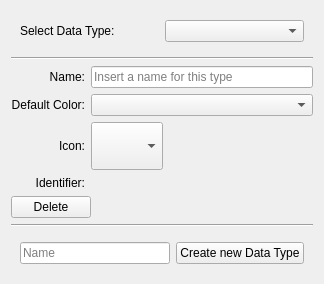
Qt form src/Interface/DataTypePage.ui (KDE/rocs) before a commit.
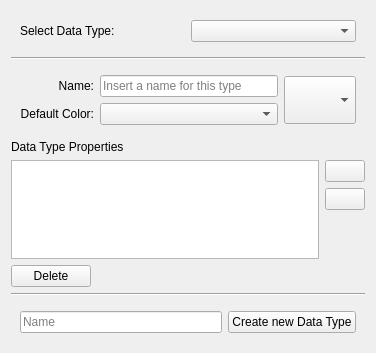
The same form after that commit. Custom widgets are drawn as their Qt base class.

Commit message: Add UI to control data type properties.

Diff of the .ui file:
```diff
--- a/src/Interface/DataTypePage.ui
+++ b/src/Interface/DataTypePage.ui
@@ -6,8 +6,8 @@
    <rect>
     <x>0</x>
     <y>0</y>
-    <width>324</width>
-    <height>271</height>
+    <width>376</width>
+    <height>353</height>
    </rect>
   </property>
   <layout class="QVBoxLayout" name="verticalLayout">
@@ -41,57 +41,21 @@
     </widget>
    </item>
    <item>
+    <widget class="QWidget" name="horizontalWidget" native="true">
+     <property name="minimumSize">
+      <size>
+       <width>0</width>
+       <height>0</height>
+      </size>
+     </property>
+     <layout class="QHBoxLayout" name="horizontalLayout">
+      <item>
     <layout class="QGridLayout" name="gridLayout_3">
      <property name="sizeConstraint">
       <enum>QLayout::SetDefaultConstraint</enum>
      </property>
-     <item row="3" column="1">
-      <widget class="KComboBox" name="typeIcon">
-       <property name="sizePolicy">
-        <sizepolicy hsizetype="Fixed" vsizetype="Fixed">
-         <horstretch>0</horstretch>
-         <verstretch>0</verstretch>
-        </sizepolicy>
-       </property>
-       <property name="minimumSize">
-        <size>
-         <width>48</width>
-         <height>48</height>
-        </size>
-       </property>
-       <property name="baseSize">
-        <size>
-         <width>0</width>
-         <height>48</height>
-        </size>
-       </property>
-       <property name="iconSize">
-        <size>
-         <width>48</width>
-         <height>48</height>
-        </size>
-       </property>
-      </widget>
-     </item>
-     <item row="5" column="0">
-      <widget class="QLabel" name="label_2">
-       <property name="text">
-        <string>Identifier:</string>
-       </property>
-       <property name="alignment">
-        <set>Qt::AlignRight|Qt::AlignTrailing|Qt::AlignVCenter</set>
-       </property>
-      </widget>
-     </item>
-     <item row="5" column="1">
-      <widget class="QLabel" name="typeIdentifier">
-       <property name="toolTip">
-        <string>This is the unique identifier for the data type.</string>
-       </property>
-       <property name="text">
-        <string/>
-       </property>
-      </widget>
+        <item row="2" column="1">
+         <widget class="KColorCombo" name="typeDefaultColor"/>
      </item>
      <item row="1" column="1">
       <widget class="QLineEdit" name="typeName">
@@ -100,16 +64,6 @@
        </property>
       </widget>
      </item>
-     <item row="3" column="0">
-      <widget class="QLabel" name="iconLabel">
-       <property name="text">
-        <string>Icon:</string>
-       </property>
-       <property name="alignment">
-        <set>Qt::AlignRight|Qt::AlignTrailing|Qt::AlignVCenter</set>
-       </property>
-      </widget>
-     </item>
      <item row="1" column="0">
       <widget class="QLabel" name="nameLabel">
        <property name="layoutDirection">
@@ -133,10 +87,56 @@
        </property>
       </widget>
      </item>
-     <item row="2" column="1">
-      <widget class="KColorCombo" name="typeDefaultColor"/>
-     </item>
-    </layout>
+       </layout>
+      </item>
+      <item>
+       <widget class="KComboBox" name="typeIcon">
+        <property name="sizePolicy">
+         <sizepolicy hsizetype="Fixed" vsizetype="Fixed">
+          <horstretch>0</horstretch>
+          <verstretch>0</verstretch>
+         </sizepolicy>
+        </property>
+        <property name="minimumSize">
+         <size>
+          <width>48</width>
+          <height>48</height>
+         </size>
+        </property>
+        <property name="baseSize">
+         <size>
+          <width>0</width>
+          <height>48</height>
+         </size>
+        </property>
+        <property name="iconSize">
+         <size>
+          <width>48</width>
+          <height>48</height>
+         </size>
+        </property>
+       </widget>
+      </item>
+     </layout>
+    </widget>
+   </item>
+   <item>
+    <layout class="QGridLayout" name="properties">
+     <item row="1" column="2">
+      <layout class="QVBoxLayout" name="propertyButtons">
+       <item>
+        <widget class="KPushButton" name="addPropertyButton">
+         <property name="text">
+          <string/>
+         </property>
+        </widget>
+       </item>
+       <item>
+        <widget class="KPushButton" name="removePropertyButton">
+         <property name="text">
+          <string/>
+         </property>
+        </widget>
    </item>
    <item>
     <spacer name="verticalSpacer">
@@ -150,6 +150,20 @@
       </size>
      </property>
     </spacer>
+       </item>
+      </layout>
+     </item>
+     <item row="1" column="0">
+      <widget class="QTableView" name="propertyList"/>
+     </item>
+     <item row="0" column="0">
+      <widget class="QLabel" name="label_2">
+       <property name="text">
+        <string>Data Type Properties</string>
+       </property>
+      </widget>
+     </item>
+    </layout>
    </item>
    <item>
     <widget class="KPushButton" name="deleteType">
```
Lines whose indentation alone changed are shown as unchanged. The commit also changes 7 other files.
